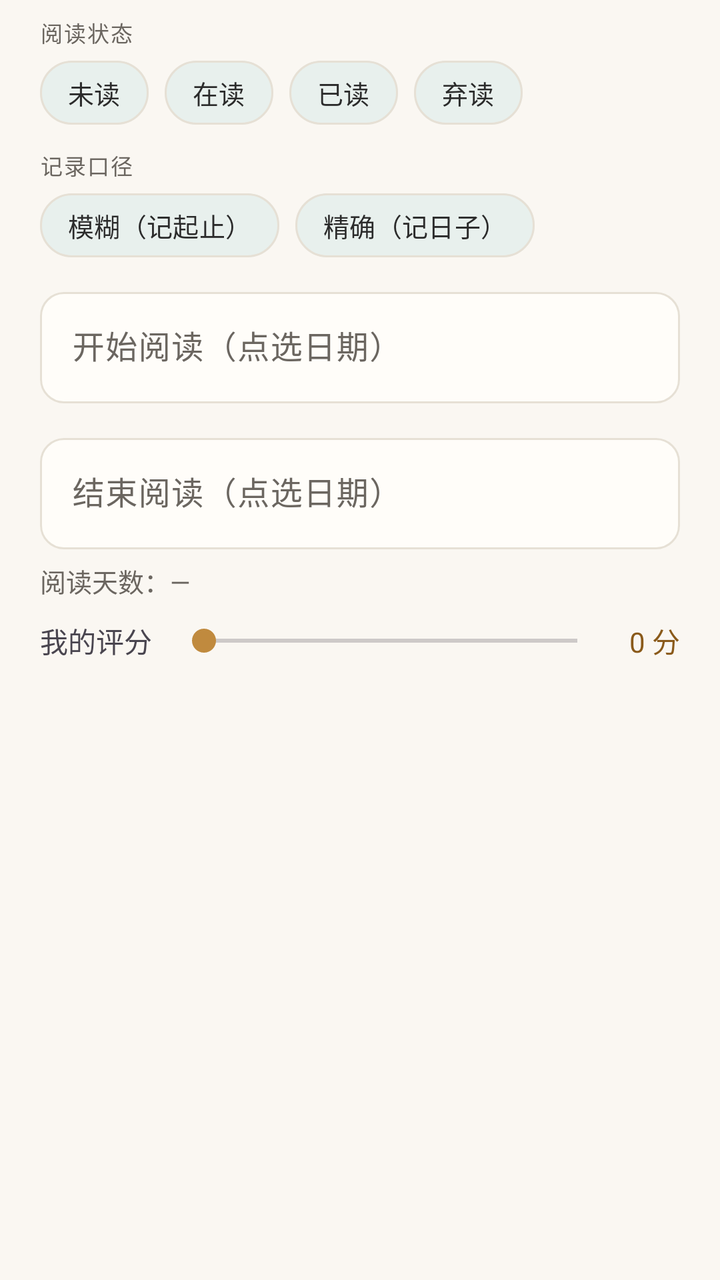
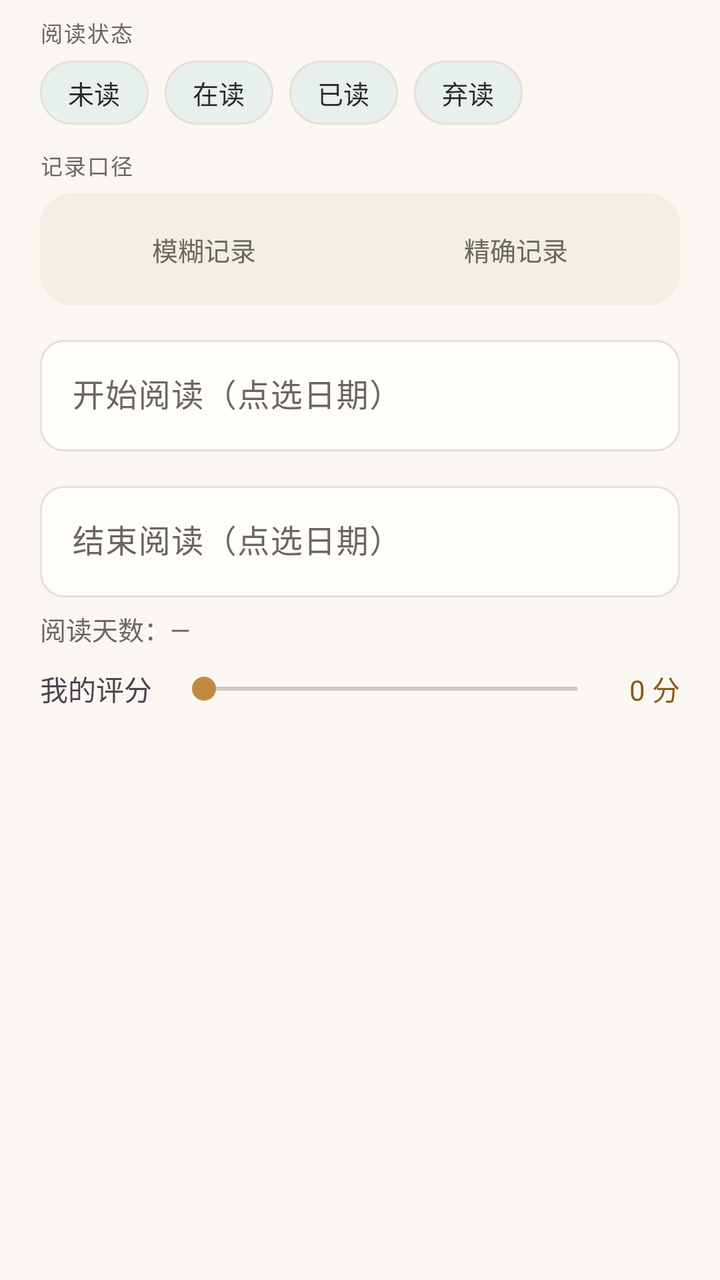

An Android layout rendered at two revisions. The XML below is the earlier revision; the diff shows what the commit changed to produce the second picture.
<!-- AndroidManifest.xml: application theme Theme.Bookshelf -->
<!-- res/layout/dialog_reading_record.xml -->
<?xml version="1.0" encoding="utf-8"?>
<ScrollView xmlns:android="http://schemas.android.com/apk/res/android"
    xmlns:app="http://schemas.android.com/apk/res-auto"
    android:layout_width="match_parent"
    android:layout_height="wrap_content"
    android:scrollbars="none">

    <LinearLayout
        android:layout_width="match_parent"
        android:layout_height="wrap_content"
        android:orientation="vertical"
        android:paddingHorizontal="@dimen/space_xl"
        android:paddingTop="@dimen/space_sm"
        android:paddingBottom="@dimen/space_sm">

        <TextView
            style="@style/DialogSectionTitle"
            android:layout_marginBottom="6dp"
            android:text="阅读状态" />

        <com.google.android.material.chip.ChipGroup
            android:id="@+id/cg_rec_status"
            style="@style/Widget.Bookshelf.ChipGroup"
            android:layout_width="match_parent"
            android:layout_height="wrap_content"
            app:selectionRequired="true"
            app:singleSelection="true">

            <com.google.android.material.chip.Chip
                android:id="@+id/chip_rec_none"
                style="@style/Widget.Bookshelf.Chip"
                android:layout_width="wrap_content"
                android:layout_height="wrap_content"
                android:checkable="true"
                android:text="未读" />

            <com.google.android.material.chip.Chip
                android:id="@+id/chip_rec_reading"
                style="@style/Widget.Bookshelf.Chip"
                android:layout_width="wrap_content"
                android:layout_height="wrap_content"
                android:checkable="true"
                android:text="在读" />

            <com.google.android.material.chip.Chip
                android:id="@+id/chip_rec_done"
                style="@style/Widget.Bookshelf.Chip"
                android:layout_width="wrap_content"
                android:layout_height="wrap_content"
                android:checkable="true"
                android:text="已读" />

            <com.google.android.material.chip.Chip
                android:id="@+id/chip_rec_dropped"
                style="@style/Widget.Bookshelf.Chip"
                android:layout_width="wrap_content"
                android:layout_height="wrap_content"
                android:checkable="true"
                android:text="弃读" />
        </com.google.android.material.chip.ChipGroup>

        
        <TextView
            style="@style/DialogSectionTitle"
            android:layout_marginTop="@dimen/space_md"
            android:layout_marginBottom="6dp"
            android:text="记录口径" />

        <com.google.android.material.chip.ChipGroup
            android:id="@+id/cg_rec_mode"
            style="@style/Widget.Bookshelf.ChipGroup"
            android:layout_width="match_parent"
            android:layout_height="wrap_content"
            app:selectionRequired="true"
            app:singleSelection="true">

            <com.google.android.material.chip.Chip
                android:id="@+id/chip_rec_fuzzy"
                style="@style/Widget.Bookshelf.Chip"
                android:layout_width="wrap_content"
                android:layout_height="wrap_content"
                android:checkable="true"
                android:text="模糊（记起止）" />

            <com.google.android.material.chip.Chip
                android:id="@+id/chip_rec_precise"
                style="@style/Widget.Bookshelf.Chip"
                android:layout_width="wrap_content"
                android:layout_height="wrap_content"
                android:checkable="true"
                android:text="精确（记日子）" />
        </com.google.android.material.chip.ChipGroup>

        <com.google.android.material.textfield.TextInputLayout
            style="@style/Widget.Bookshelf.TextField"
            android:layout_width="match_parent"
            android:layout_height="wrap_content"
            android:layout_marginTop="@dimen/space_md"
            android:hint="开始阅读（点选日期）">

            <com.google.android.material.textfield.TextInputEditText
                android:id="@+id/et_rec_start"
                android:layout_width="match_parent"
                android:layout_height="wrap_content"
                android:clickable="true"
                android:focusable="false"
                android:singleLine="true" />
        </com.google.android.material.textfield.TextInputLayout>

        <com.google.android.material.textfield.TextInputLayout
            style="@style/Widget.Bookshelf.TextField"
            android:layout_width="match_parent"
            android:layout_height="wrap_content"
            android:layout_marginTop="@dimen/space_md"
            android:hint="结束阅读（点选日期）">

            <com.google.android.material.textfield.TextInputEditText
                android:id="@+id/et_rec_end"
                android:layout_width="match_parent"
                android:layout_height="wrap_content"
                android:clickable="true"
                android:focusable="false"
                android:singleLine="true" />
        </com.google.android.material.textfield.TextInputLayout>

        <TextView
            android:id="@+id/tv_rec_days"
            android:layout_width="match_parent"
            android:layout_height="wrap_content"
            android:layout_marginTop="6dp"
            android:text="阅读天数：—"
            android:textColor="?attr/on_surface_variant"
            android:textSize="@dimen/text_body_small" />

        
        <LinearLayout
            android:id="@+id/ll_rec_precise"
            android:layout_width="match_parent"
            android:layout_height="wrap_content"
            android:layout_marginTop="@dimen/space_md"
            android:orientation="vertical"
            android:visibility="gone">

            <TextView
                android:id="@+id/tv_rec_picked"
                android:layout_width="match_parent"
                android:layout_height="wrap_content"
                android:text="已选 0 天"
                android:textColor="?attr/on_surface_variant"
                android:textSize="@dimen/text_body_small" />

            <com.bai.bookshelf.ui.checkin.MonthGridView
                android:id="@+id/mg_rec_days"
                android:layout_width="match_parent"
                android:layout_height="wrap_content"
                android:layout_marginTop="@dimen/space_sm" />

            <TextView
                android:id="@+id/tv_rec_pick_hint"
                android:layout_width="match_parent"
                android:layout_height="wrap_content"
                android:layout_marginTop="@dimen/space_sm"
                android:text="点一天勾上，长按一天再点另一天框住整段"
                android:textColor="?attr/on_surface_variant"
                android:textSize="@dimen/text_caption" />

            <LinearLayout
                android:layout_width="match_parent"
                android:layout_height="wrap_content"
                android:layout_marginTop="@dimen/space_sm"
                android:orientation="horizontal">

                <com.google.android.material.button.MaterialButton
                    android:id="@+id/btn_rec_span"
                    style="@style/Widget.Bookshelf.Button.Text"
                    android:layout_width="0dp"
                    android:layout_height="wrap_content"
                    android:layout_weight="1"
                    android:text="整段沿用" />

                <com.google.android.material.button.MaterialButton
                    android:id="@+id/btn_rec_clear"
                    style="@style/Widget.Bookshelf.Button.Text"
                    android:layout_width="0dp"
                    android:layout_height="wrap_content"
                    android:layout_weight="1"
                    android:text="清空" />

                <com.google.android.material.button.MaterialButton
                    android:id="@+id/btn_rec_move"
                    style="@style/Widget.Bookshelf.Button.Text"
                    android:layout_width="0dp"
                    android:layout_height="wrap_content"
                    android:layout_weight="1"
                    android:text="移到别轮" />
            </LinearLayout>
        </LinearLayout>

        <LinearLayout
            android:layout_width="match_parent"
            android:layout_height="wrap_content"
            android:layout_marginTop="10dp"
            android:gravity="center_vertical"
            android:orientation="horizontal">

            <TextView
                android:layout_width="wrap_content"
                android:layout_height="wrap_content"
                android:text="我的评分" />

            <SeekBar
                android:id="@+id/seek_rec_rating"
                android:layout_width="0dp"
                android:layout_height="wrap_content"
                android:layout_marginHorizontal="10dp"
                android:layout_weight="1"
                android:max="10" />

            <TextView
                android:id="@+id/tv_rec_rating"
                android:layout_width="wrap_content"
                android:layout_height="wrap_content"
                android:text="0 分"
                android:textColor="?attr/accent_text" />
        </LinearLayout>
    </LinearLayout>
</ScrollView>
<!-- resources referenced by this layout -->
<resources>
  <dimen name="space_md">12dp</dimen>
  <dimen name="space_sm">8dp</dimen>
  <dimen name="space_xl">20dp</dimen>
  <dimen name="text_body_small">13sp</dimen>
  <dimen name="text_caption">11sp</dimen>
  <style name="Widget.Bookshelf.Button.Text" parent="Widget.Material3.Button.TextButton">
          <item name="shapeAppearance">@style/ShapeAppearance.Bookshelf.Medium</item>
          <item name="android:textSize">@dimen/text_body_small</item>
          <item name="android:letterSpacing">0.02</item>
          <item name="cornerRadius">@dimen/radius_md</item>
      </style>
  <style name="Widget.Bookshelf.ChipGroup" parent="Widget.Material3.ChipGroup">
          <item name="chipSpacingHorizontal">8dp</item>
          <item name="chipSpacingVertical">4dp</item>
          <item name="singleLine">false</item>
      </style>
  <style name="ShapeAppearance.Bookshelf.Medium" parent="ShapeAppearance.Material3.Corner.Medium">
          <item name="cornerSize">@dimen/radius_md</item>
      </style>
  <dimen name="radius_md">12dp</dimen>
  <style name="ShapeAppearance.Bookshelf.Pill" parent="ShapeAppearance.Material3.Corner.Full">
          <item name="cornerSize">50%</item>
      </style>
  <color name="primary">#2E6E5C</color>
  <color name="primary_dark">#1F4D40</color>
  <color name="accent">#C08A3E</color>
  <color name="chip_bg">#E8F0ED</color>
  <color name="green_container">#E6F0EC</color>
  <color name="green_on_container">#1C4A3E</color>
  <color name="green_page">#FAF7F2</color>
  <color name="green_surface">#FFFDF9</color>
  <color name="green_surface_dim">#F3EEE6</color>
  <color name="green_outline">#E6E0D5</color>
  <color name="green_outline_strong">#D8D0C2</color>
  <color name="bg_page">#FAF7F2</color>
  <color name="surface">#FFFDF9</color>
  <color name="surface_dim">#F4F0E9</color>
  <color name="outline">#E6E0D5</color>
  <color name="outline_strong">#CFC5B4</color>
  <color name="text_main">#2B2B2B</color>
  <color name="text_sub">#6B6660</color>
  <color name="accent_text">#8A5A1A</color>
  <color name="dock_surface">#FFFFFF</color>
  <style name="ThemeOverlay.Bookshelf.BottomSheet" parent="ThemeOverlay.Material3.BottomSheetDialog">
          <item name="bottomSheetStyle">@style/Widget.Bookshelf.BottomSheet</item>
      </style>
  <dimen name="card_corner">16dp</dimen>
  <style name="TextAppearance.Bookshelf.DialogTitle" parent="MaterialAlertDialog.Material3.Title.Text">
          <item name="android:textSize">@dimen/text_title_toolbar</item>
          <item name="android:textStyle">bold</item>
          <item name="android:textColor">?attr/on_surface</item>
      </style>
  <style name="Widget.Bookshelf.Button.Dialog" parent="Widget.Material3.Button.TextButton.Dialog">
          <item name="android:textSize">@dimen/text_body_small</item>
          <item name="android:textAllCaps">false</item>
      </style>
  <style name="ShapeAppearance.Bookshelf.Dialog" parent="ShapeAppearance.Material3.Corner.Large">
          <item name="cornerSize">@dimen/radius_2xl</item>
      </style>
  <dimen name="text_title_toolbar">16sp</dimen>
  <dimen name="radius_2xl">24dp</dimen>
  <!-- unchanged entries left out for length: 11 -->
</resources>

<!-- the commit's change to res/layout/dialog_reading_record.xml (unified diff, before → after) -->
@@ -66,32 +66,44 @@
             android:layout_marginBottom="6dp"
             android:text="记录口径" />
 
-        <com.google.android.material.chip.ChipGroup
-            android:id="@+id/cg_rec_mode"
-            style="@style/Widget.Bookshelf.ChipGroup"
-            android:layout_width="match_parent"
-            android:layout_height="wrap_content"
-            app:selectionRequired="true"
-            app:singleSelection="true">
-
-            <com.google.android.material.chip.Chip
-                android:id="@+id/chip_rec_fuzzy"
-                style="@style/Widget.Bookshelf.Chip"
-                android:layout_width="wrap_content"
-                android:layout_height="wrap_content"
-                android:checkable="true"
-                android:text="模糊（记起止）" />
-
-            <com.google.android.material.chip.Chip
-                android:id="@+id/chip_rec_precise"
-                style="@style/Widget.Bookshelf.Chip"
-                android:layout_width="wrap_content"
-                android:layout_height="wrap_content"
-                android:checkable="true"
-                android:text="精确（记日子）" />
-        </com.google.android.material.chip.ChipGroup>
+        
+        <LinearLayout
+            android:id="@+id/ll_rec_mode"
+            android:layout_width="match_parent"
+            android:layout_height="wrap_content"
+            android:background="@drawable/bg_seg_track"
+            android:orientation="horizontal"
+            android:padding="@dimen/space_xs">
+
+            <TextView
+                android:id="@+id/tv_seg_fuzzy"
+                android:layout_width="0dp"
+                android:layout_height="wrap_content"
+                android:layout_weight="1"
+                android:foreground="@drawable/ripple_pill"
+                android:gravity="center"
+                android:minHeight="48dp"
+                android:paddingVertical="@dimen/space_sm"
+                android:text="模糊记录"
+                android:textColor="?attr/on_surface_variant"
+                android:textSize="@dimen/text_body_small" />
+
+            <TextView
+                android:id="@+id/tv_seg_precise"
+                android:layout_width="0dp"
+                android:layout_height="wrap_content"
+                android:layout_weight="1"
+                android:foreground="@drawable/ripple_pill"
+                android:gravity="center"
+                android:minHeight="48dp"
+                android:paddingVertical="@dimen/space_sm"
+                android:text="精确记录"
+                android:textColor="?attr/on_surface_variant"
+                android:textSize="@dimen/text_body_small" />
+        </LinearLayout>
 
         <com.google.android.material.textfield.TextInputLayout
+            android:id="@+id/til_rec_start"
             style="@style/Widget.Bookshelf.TextField"
             android:layout_width="match_parent"
             android:layout_height="wrap_content"
@@ -108,6 +120,7 @@
         </com.google.android.material.textfield.TextInputLayout>
 
         <com.google.android.material.textfield.TextInputLayout
+            android:id="@+id/til_rec_end"
             style="@style/Widget.Bookshelf.TextField"
             android:layout_width="match_parent"
             android:layout_height="wrap_content"
@@ -142,58 +155,18 @@
             android:visibility="gone">
 
             <TextView
-                android:id="@+id/tv_rec_picked"
+                android:id="@+id/tv_rec_precise_line"
                 android:layout_width="match_parent"
                 android:layout_height="wrap_content"
-                android:text="已选 0 天"
-                android:textColor="?attr/on_surface_variant"
+                android:background="@drawable/bg_dialog_row"
+                android:clickable="true"
+                android:focusable="true"
+                android:foreground="@drawable/ripple_pill"
+                android:minHeight="48dp"
+                android:padding="@dimen/space_md"
+                android:text="还没记具体日子 · 点这里补记"
+                android:textColor="?attr/on_surface"
                 android:textSize="@dimen/text_body_small" />
-
-            <com.bai.bookshelf.ui.checkin.MonthGridView
-                android:id="@+id/mg_rec_days"
-                android:layout_width="match_parent"
-                android:layout_height="wrap_content"
-                android:layout_marginTop="@dimen/space_sm" />
-
-            <TextView
-                android:id="@+id/tv_rec_pick_hint"
-                android:layout_width="match_parent"
-                android:layout_height="wrap_content"
-                android:layout_marginTop="@dimen/space_sm"
-                android:text="点一天勾上，长按一天再点另一天框住整段"
-                android:textColor="?attr/on_surface_variant"
-                android:textSize="@dimen/text_caption" />
-
-            <LinearLayout
-                android:layout_width="match_parent"
-                android:layout_height="wrap_content"
-                android:layout_marginTop="@dimen/space_sm"
-                android:orientation="horizontal">
-
-                <com.google.android.material.button.MaterialButton
-                    android:id="@+id/btn_rec_span"
-                    style="@style/Widget.Bookshelf.Button.Text"
-                    android:layout_width="0dp"
-                    android:layout_height="wrap_content"
-                    android:layout_weight="1"
-                    android:text="整段沿用" />
-
-                <com.google.android.material.button.MaterialButton
-                    android:id="@+id/btn_rec_clear"
-                    style="@style/Widget.Bookshelf.Button.Text"
-                    android:layout_width="0dp"
-                    android:layout_height="wrap_content"
-                    android:layout_weight="1"
-                    android:text="清空" />
-
-                <com.google.android.material.button.MaterialButton
-                    android:id="@+id/btn_rec_move"
-                    style="@style/Widget.Bookshelf.Button.Text"
-                    android:layout_width="0dp"
-                    android:layout_height="wrap_content"
-                    android:layout_weight="1"
-                    android:text="移到别轮" />
-            </LinearLayout>
         </LinearLayout>
 
         <LinearLayout
<!-- resource entries referenced after the edit -->
@@ -3,14 +3,33 @@
   <dimen name="space_md">12dp</dimen>
   <dimen name="space_sm">8dp</dimen>
   <dimen name="space_xl">20dp</dimen>
+  <dimen name="space_xs">4dp</dimen>
   <dimen name="text_body_small">13sp</dimen>
+  <!-- drawable bg_dialog_row (drawable) -->
+  <?xml version="1.0" encoding="utf-8"?>
+  <shape xmlns:android="http://schemas.android.com/apk/res/android" android:shape="rectangle">
+      <solid android:color="?attr/surface" />
+      <stroke android:width="1dp" android:color="?attr/outline" />
+      <corners android:radius="@dimen/radius_md" />
+  </shape>
+  <!-- drawable bg_seg_track (drawable) -->
+  <?xml version="1.0" encoding="utf-8"?>
+  <shape xmlns:android="http://schemas.android.com/apk/res/android" android:shape="rectangle">
+      <solid android:color="?attr/surface_dim" />
+      <corners android:radius="16dp" />
+  </shape>
+  <!-- drawable ripple_pill (drawable) -->
+  <?xml version="1.0" encoding="utf-8"?>
+  <ripple xmlns:android="http://schemas.android.com/apk/res/android"
+      android:color="?attr/colorControlHighlight">
+      <item android:id="@android:id/mask">
+          <shape android:shape="rectangle">
+              <corners android:radius="@dimen/radius_pill" />
+              <solid android:color="#FFFFFFFF" />
+          </shape>
+      </item>
+  </ripple>
   <dimen name="text_caption">11sp</dimen>
-  <style name="Widget.Bookshelf.Button.Text" parent="Widget.Material3.Button.TextButton">
-          <item name="shapeAppearance">@style/ShapeAppearance.Bookshelf.Medium</item>
-          <item name="android:textSize">@dimen/text_body_small</item>
-          <item name="android:letterSpacing">0.02</item>
-          <item name="cornerRadius">@dimen/radius_md</item>
-      </style>
   <style name="Widget.Bookshelf.ChipGroup" parent="Widget.Material3.ChipGroup">
           <item name="chipSpacingHorizontal">8dp</item>
           <item name="chipSpacingVertical">4dp</item>
@@ -20,6 +39,7 @@
           <item name="cornerSize">@dimen/radius_md</item>
       </style>
   <dimen name="radius_md">12dp</dimen>
+  <dimen name="radius_pill">22dp</dimen>
   <style name="ShapeAppearance.Bookshelf.Pill" parent="ShapeAppearance.Material3.Corner.Full">
           <item name="cornerSize">50%</item>
       </style>
